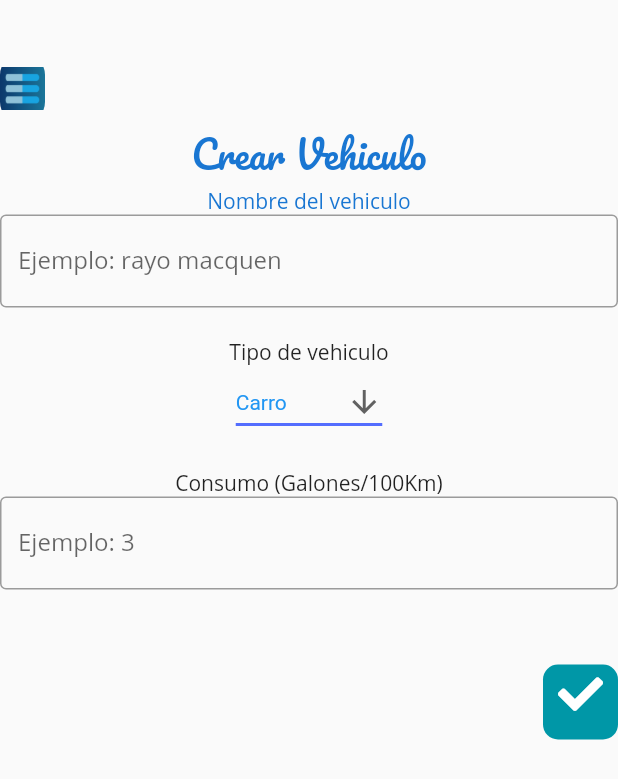
After one commit to lkavila/Routy-app, a Flutter app: the CrearVehiculo screen opened by its route, on a phone screen of 412 x 824 dp. The commit adds this screen. Shown: the top 779 px of the screen. Run offline on Flutter 3.47's test engine with Material 2 defaults, Android fonts, the phone set to English and light mode, and no system bars; our stand-ins replace cloud_firestore, firebase_auth, firebase_core, font_awesome_flutter, get, google_maps_flutter and 1 more; missing offline and left inert: flutter_facebook_login; accounts and stored records are empty; network calls fail.

Commit message:
estructura user-vehiculos, diseño mapa, direcciones incompleto

```diff
--- /dev/null
+++ b/lib/Controllers/crear_vehiculo.dart
@@ -0,0 +1,53 @@
+import 'package:cloud_firestore/cloud_firestore.dart';
+import 'package:get/get.dart';
+import 'package:routy_app_v102/GetX/user.dart';
+import 'package:routy_app_v102/models/car.dart';
+
+class Crearvehiculo {
+
+  static Car crearVe(String name, String tipo, double consumo){
+    switch (tipo) {
+      case "Carro":
+        tipo = "driving-car";
+        break;
+      case "Camión":
+        tipo = "driving-hgv";
+        break;
+      case "Motocicleta":
+        tipo = "cycling-electric";
+        break;
+      case "Bicicleta":
+        tipo =  "cycling-regular";
+        break;
+      case "A pie":
+        tipo = "oot-walking";
+        break;
+      default:
+    }
+
+    return Car(name: name, tipoCar: tipo, recorrido: 0, uso: 0, consumo: consumo, consumido: 0, createdAt: Timestamp.now());
+
+  }
+
+ static Future< void>  crear(String name, String tipo, double consumo){
+    Car carro = crearVe( name,  tipo,  consumo);
+    final UserX userx = Get.find();
+    if(userx.myUser.vehiculos==null){
+      List<Car> primerCar= [carro];
+    userx.myUser.vehiculos = primerCar;
+    }else{
+      userx.myUser.vehiculos.add(carro);
+    }
+    CollectionReference users = FirebaseFirestore.instance.collection('users');
+
+    return users
+      .doc(userx.myUser.id)
+      .update({'vehiculos': FieldValue.arrayUnion(userx.myUser.vehiculos)})
+      .then((value) => print("User Updated"))
+      .catchError((error) => print("Failed to update user vehiculo: $error"));
+  }
+
+  static Future<void> editar(){
+    return null; //es necesario editar vehiculos¿?
+  }
+}
--- a/lib/GetX/user.dart
+++ b/lib/GetX/user.dart
@@ -20,6 +20,7 @@ class UserX extends GetxController{
       print("ESto es getuserXXX");
       if(user!=null){
       DocumentSnapshot dc = await FirebaseFirestore.instance.collection("users").doc(user.uid).get();
+      print(dc.data());
       this.myUser = new MyUser.fromData(dc.data());
       print(myUser.toJson());
       update();
--- a/lib/main.dart
+++ b/lib/main.dart
@@ -1,6 +1,8 @@
 import 'package:flutter/material.dart';
+import 'package:routy_app_v102/screens/home/crearVehiculo.dart';
 import 'package:routy_app_v102/screens/home/logged_in.dart';
 import 'package:routy_app_v102/screens/home/misRutas.dart';
+import 'package:routy_app_v102/screens/home/misVehiculos.dart';
 import 'package:routy_app_v102/screens/map.dart';
 import 'package:routy_app_v102/screens/wrapper.dart';
 import 'package:firebase_core/firebase_core.dart';
@@ -28,6 +30,8 @@ class MyApp extends StatelessWidget {
         "/wrapper": (context) => Wrapper(),
         "/misRutas": (context) => MisRutas(),
         "/logged_in": (context) => LoggedIn(),
+        "/misVehiculos": (context) => MisVehiculos(),
+        "/crearVehiculo": (context) => CrearVehiculo(),
         "/map": (context) => MyMap(),
       },
     );
--- a/lib/models/car.dart
+++ b/lib/models/car.dart
@@ -16,20 +16,18 @@ enum TipoCar{
 }*/
 
 class Car {
-  final String id;
   final String name;
   final String tipoCar;
-  final double recorrido;
+  double recorrido;
   final double consumo;
-  final double consumido;
-  final double uso;
-  final Timestamp createdAt;
+  double consumido;
+  double uso;
+  Timestamp createdAt;
 
-  Car({this.id, this.name, this.tipoCar, this.recorrido, this.uso, this.consumo, this.consumido, this.createdAt});
+  Car({this.name, this.tipoCar, this.recorrido, this.uso, this.consumo, this.consumido, this.createdAt});
 
     Car.fromData(Map<String, dynamic> data)
-      : id = data['id'],
-        name = data['name'],
+      :  name = data['name'],
         tipoCar = data['tipoCar'],
         createdAt = data['createdAt'],
         recorrido = data['recorrido'],
@@ -40,7 +38,6 @@ class Car {
 
   Map<String, dynamic> toJson() {
     return {
-      'id': id,
       'name': name,
       'tipoCar': tipoCar,
       'createdAt': createdAt,
--- a/lib/provider/sign_in.dart
+++ b/lib/provider/sign_in.dart
@@ -156,7 +156,7 @@ class SignInProvider extends ChangeNotifier {
         //si el documento no esta vacio significa que ya se registro este usuario, si esta vacio, hay que agregarlo
     if ( await document.get().then((value) => value.data()==null)){
         //creo mi propio usuario y lo guardo en la base de datos cloud firestore
-        MyUser myuser = new MyUser(user.uid, name, email,createdAt,imageUrl);
+        MyUser myuser = new MyUser(user.uid, name, email,createdAt,imageUrl, []);
         document.set(myuser.toJson());
         print(myuser.toJson());
       }
--- /dev/null
+++ b/lib/screens/home/crearVehiculo.dart
@@ -0,0 +1,126 @@
+import 'package:flutter/material.dart';
+import 'package:font_awesome_flutter/font_awesome_flutter.dart';
+import 'package:routy_app_v102/Controllers/crear_vehiculo.dart';
+import 'package:routy_app_v102/widgets/hidden_drawer_menu.dart';
+import 'package:routy_app_v102/widgets/menu_widget.dart';
+
+class CrearVehiculo extends StatefulWidget {
+  CrearVehiculo({Key key}) : super(key: key);
+
+  @override
+  _CrearVehiculoState createState() => _CrearVehiculoState();
+}
+
+class _CrearVehiculoState extends State<CrearVehiculo> {
+  final GlobalKey<ScaffoldState> _scaffoldKey = new GlobalKey<ScaffoldState>();
+  final  nameInputController = new TextEditingController();
+  final  consumoInputController = new TextEditingController();
+  String dropdownValue = 'Carro';
+
+  @override
+  Widget build(BuildContext context) {
+    return Scaffold(
+      key: _scaffoldKey,
+      drawer: DrawerMenu(),
+      body: Stack(
+        children: [
+          Container(
+          padding: EdgeInsets.fromLTRB(0.0, 80.0, 0.0, 0.0),
+          child: Column(
+            mainAxisAlignment: MainAxisAlignment.start,
+            children: [
+            Row(
+              mainAxisAlignment: MainAxisAlignment.spaceAround,
+              children: [
+              Text("Crear Vehiculo", style: TextStyle(fontFamily: 'pacifico', fontSize: 25, color:  Colors.blue[700],),),
+
+            ],
+            ),
+
+            Text("Nombre del vehiculo", style: TextStyle(color: Colors.blue[700],),textAlign: TextAlign.left,),
+              TextField(
+              controller: nameInputController,
+              decoration: InputDecoration(
+                border: OutlineInputBorder(),
+                labelText: 'Ejemplo: rayo macquen',
+              ),
+            ),
+
+            SizedBox(
+              height: 20,
+            ),
+
+            Text("Tipo de vehiculo"),
+            DropdownButton<String>(
+              value: dropdownValue,
+              icon: const Icon(Icons.arrow_downward),
+              iconSize: 24,
+              elevation: 16,
+              style: const TextStyle(color: Colors.blue),
+              underline: Container(
+                height: 2,
+                color: Colors.indigoAccent,
+              ),
+              onChanged: (value) =>
+                  setState(() {
+                      dropdownValue = value;
+                    }),
+              items: <String>['Carro', 'Camión', 'Motocicleta', 'Bicicleta', 'A pie']
+                  .map<DropdownMenuItem<String>>((String value) {
+                return DropdownMenuItem<String>(
+                  value: value,
+                  child: Text(value),
+                );
+              }).toList(),
+            ),
+
+            SizedBox(
+              height: 20,
+            ),
+
+            Text("Consumo (Galones/100Km)"),
+              TextField(
+              keyboardType: TextInputType.number,
+              controller: consumoInputController,
+              decoration: InputDecoration(
+                border: OutlineInputBorder(),
+                labelText: 'Ejemplo: 3',
+              ),
+            ),
+
+            SizedBox(
+              height: 50,
+            ),
+
+            Align(
+              alignment: AlignmentDirectional.topEnd,
+              child: GestureDetector(
+                onTap: () {
+                  Crearvehiculo.crear(nameInputController.text, dropdownValue, double.parse(consumoInputController.text));
+                  Navigator.pushNamed(context, "/misVehiculos");
+                },
+                child: Container(
+                    width: 50,
+                    height: 50,
+                    padding: EdgeInsets.fromLTRB(10.0, 5.0, 0, 0),
+                    decoration: BoxDecoration(
+                      shape: BoxShape.rectangle,
+                      borderRadius: BorderRadius.circular(10),
+                      color: Colors.cyan[700],
+                      ),
+                    child: FaIcon(FontAwesomeIcons.check, color: Colors.white, size: 30,)
+                    ),
+              ),
+            ),
+            ]
+          ),
+          ),
+
+            Menu(_scaffoldKey), //este es el menu que abre el drawer
+
+
+        ],
+      ),
+    );
+  }
+}
--- a/lib/service/networking.dart
+++ b/lib/service/networking.dart
@@ -22,12 +22,14 @@ class OpenRoute{
                             "coordinates": coordenadas
                                 })
                   );
+      print(coordenadas);
       if(response.statusCode == 200) {
         String data = response.body;
         return jsonDecode(data);
 
       }
       else{
+
         print(response.statusCode);
         print(response.toString());
         return "YAPER";
--- a/lib/widgets/hidden_drawer_menu.dart
+++ b/lib/widgets/hidden_drawer_menu.dart
@@ -60,6 +60,9 @@ class DrawerMenu extends StatelessWidget {
               ListTile(
                 title: Text('Mis vehículos', style: myStyle(),),
                 leading: FaIcon(FontAwesomeIcons.car, color: Colors.white,),
+                onTap: (){
+                  Navigator.pushNamed(context, '/misVehiculos');
+                },
               ),
               ListTile(
                 title: Text('Configuración',style: myStyle(),),
--- a/lib/widgets/menu_widget.dart
+++ b/lib/widgets/menu_widget.dart
@@ -11,11 +11,11 @@ class Menu extends StatelessWidget {
       padding: EdgeInsets.fromLTRB(0, 35.0, 0, 0.0),
       child:  Container(
 
-          width: 49.0,
+          width: 30.0,
           height: 48.0,
             decoration: BoxDecoration(
               borderRadius: BorderRadius.all(
-                  Radius.circular(10.0),
+                  Radius.circular(25.0),
               ),
                 image: DecorationImage(
                   image: AssetImage('assets/images/menuIcon.PNG'),
```
Also changed, not shown: lib/models/route.dart (+8 -2 lines), lib/models/user.dart (+7 -2 lines), lib/screens/home/misVehiculos.dart (added, +148 -0 lines), lib/screens/map.dart (+103 -18 lines), lib/service/geocode.dart (added, +38 -0 lines).
